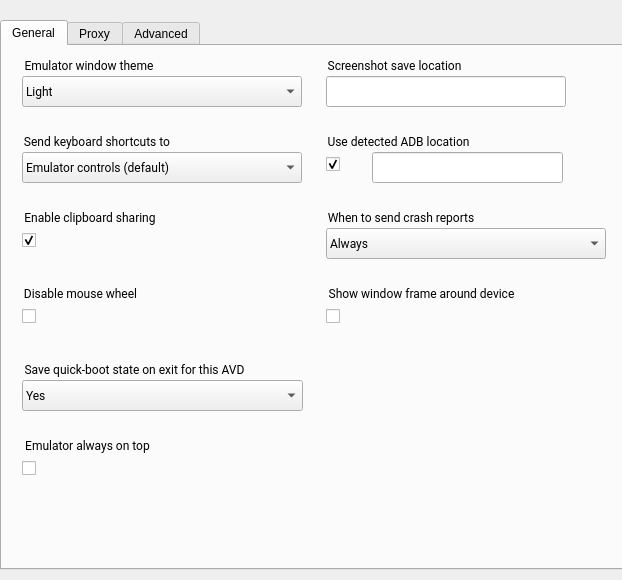
First picture: the form in android/android-emu/android/skin/qt/extended-pages/settings-page.ui, repository vicamo/libandroid-emugl, before the edit.
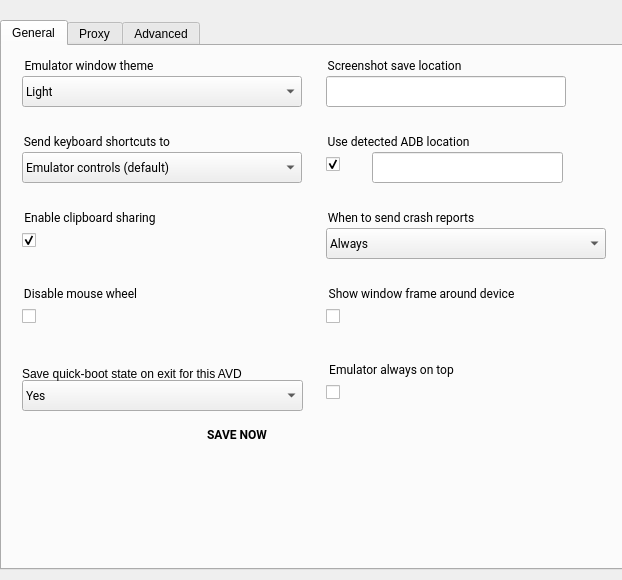
Second picture: the form after the edit. Icons and pictures are not drawn. Custom widgets are drawn as their Qt base class.

Commit message:
[UI] Add a button to take a state snaphot
The new button allows the user to take a shapshot explicitly, which will
be used for the next Quick Boot.

If the user has selected to automatically take a snapshot on exit, then
a manually-taken snapshot would be overwritten on exit. Disable the
manual button in this case, to avoid confusion.

Test: Verified that the button works and that autosave still works.

Diff of the .ui file:
```diff
--- a/android/android-emu/android/skin/qt/extended-pages/settings-page.ui
+++ b/android/android-emu/android/skin/qt/extended-pages/settings-page.ui
@@ -438,8 +438,8 @@
     <widget class="QCheckBox" name="set_onTop">
      <property name="geometry">
       <rect>
-       <x>20</x>
-       <y>410</y>
+       <x>324</x>
+       <y>334</y>
        <width>211</width>
        <height>24</height>
       </rect>
@@ -463,8 +463,8 @@
     <widget class="QGroupBox" name="set_onTopTitle">
      <property name="geometry">
       <rect>
-       <x>20</x>
-       <y>390</y>
+       <x>324</x>
+       <y>314</y>
        <width>211</width>
        <height>21</height>
       </rect>
@@ -582,30 +582,6 @@
       <bool>false</bool>
      </property>
     </widget>
-    <widget class="QGroupBox" name="saveOnExitTitle">
-     <property name="geometry">
-      <rect>
-       <x>20</x>
-       <y>314</y>
-       <width>281</width>
-       <height>21</height>
-      </rect>
-     </property>
-     <property name="font">
-      <font>
-       <family>Roboto</family>
-      </font>
-     </property>
-     <property name="styleSheet">
-      <string notr="true">border: 0px;</string>
-     </property>
-     <property name="title">
-      <string>Save quick-boot state on exit for this AVD</string>
-     </property>
-     <property name="ColorGroup" stdset="0">
-      <string>Title</string>
-     </property>
-    </widget>
     <widget class="QComboBox" name="set_saveSnapshotOnExit">
      <property name="geometry">
       <rect>
@@ -645,6 +621,57 @@
       </property>
      </item>
     </widget>
+    <widget class="RaisedMaterialButton" name="set_saveSnapNowButton">
+     <property name="geometry">
+      <rect>
+       <x>169</x>
+       <y>370</y>
+       <width>132</width>
+       <height>36</height>
+      </rect>
+     </property>
+     <property name="font">
+      <font>
+       <family>Roboto</family>
+       <weight>75</weight>
+       <bold>true</bold>
+      </font>
+     </property>
+     <property name="text">
+      <string>SAVE NOW</string>
+     </property>
+     <property name="flat">
+      <bool>true</bool>
+     </property>
+     <property name="ColorGroup" stdset="0">
+      <string>Button</string>
+     </property>
+     <property name="report_metrics" stdset="0">
+      <bool>false</bool>
+     </property>
+    </widget>
+    <widget class="QLabel" name="set_saveOnExitTitle">
+     <property name="geometry">
+      <rect>
+       <x>20</x>
+       <y>293</y>
+       <width>281</width>
+       <height>42</height>
+      </rect>
+     </property>
+     <property name="text">
+      <string>Save quick-boot state on exit for this AVD</string>
+     </property>
+     <property name="alignment">
+      <set>Qt::AlignBottom|Qt::AlignLeading|Qt::AlignLeft</set>
+     </property>
+     <property name="wordWrap">
+      <bool>true</bool>
+     </property>
+     <property name="ColorGroup" stdset="0">
+      <string>Title</string>
+     </property>
+    </widget>
    </widget>
    <widget class="QWidget" name="tab_2">
     <attribute name="title">
```
Left out of the diff: 5 changed lines with no effect on the pictures. The commit also changes 2 other files.
